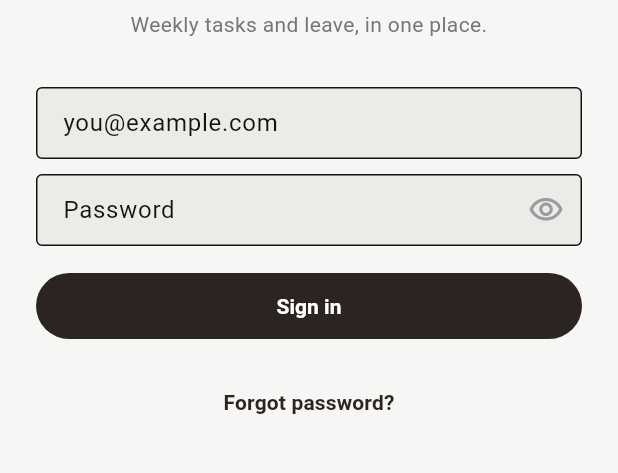
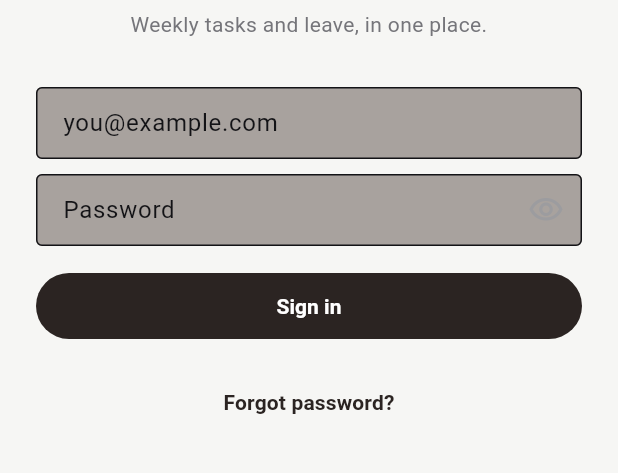
Before and after one commit to arsalanmukhtar/daily_tasks, a Flutter app: the screen it shows after launch, on a phone screen of 412 x 824 dp, the part 486-959 px from its top. Run offline on Flutter 3.47's test engine with Material 3 defaults, Android fonts, the phone set to English and light mode, and no system bars; our stand-ins replace app_links, flutter_riverpod, flutter_widget_from_html_core, google_fonts, shared_preferences.

Commit message:
Mobile: darken the shared gray fill token to #A8A29E
AppColors.surface2 was ECEBE8 (a very light near-white gray) - the one fill
token used across every "gray box" in the app: request/report detail
sheets' Reason/explanation/resolution note boxes, the period selector's
inactive-segment track, chip/tile backgrounds (My Leaves' "Total" stat
tile), Summary's by-leave-type bar tracks, filled text-input backgrounds,
and the attachment chip background. Per feedback pointing at a request
detail sheet's Reason box specifically as an example of these grays app-
wide, changed the single shared token to #A8A29E instead of hunting down
each usage individually.

Verified live on the emulator against a real request: the Reason box,
Summary's period selector, stat tile, and leave-type bar tracks all picked
up the new gray consistently, text stays legible throughout. flutter
analyze clean.

Co-Authored-By: Claude Sonnet 5 <noreply@anthropic.com>

```diff
--- a/mobile_app/lib/core/theme/app_colors.dart
+++ b/mobile_app/lib/core/theme/app_colors.dart
@@ -68,7 +68,7 @@ class AppColors {
   // references the Kotlin app's light theme was built from.
   static const bg = Color(0xFFF6F6F4);
   static const surface = Color(0xFFFFFFFF);
-  static const surface2 = Color(0xFFECEBE8); // filled chip/tile background
+  static const surface2 = Color(0xFFA8A29E); // filled chip/tile background
   static const surface3 = Color(0xFFE0DEDA);
   static const ink900 = Color(0xFF131316); // headings, primary text
   static const ink700 = Color(0xFF75757A); // muted captions/secondary text
```
